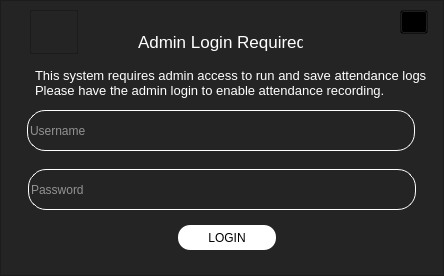
HimoJCode/Automated-Attendance-Tracking, file ui/loginPermission.ui: the form before one commit.
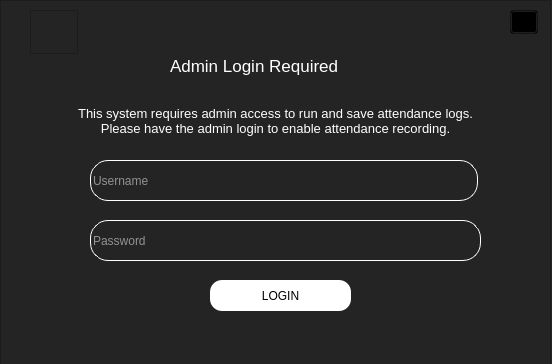
The form after the commit. Icons and pictures are not drawn.

```diff
--- a/ui/loginPermission.ui
+++ b/ui/loginPermission.ui
@@ -6,8 +6,8 @@
    <rect>
     <x>0</x>
     <y>0</y>
-    <width>444</width>
-    <height>276</height>
+    <width>552</width>
+    <height>364</height>
    </rect>
   </property>
   <property name="windowTitle">
@@ -24,8 +24,8 @@
     <rect>
      <x>0</x>
      <y>0</y>
-     <width>444</width>
-     <height>276</height>
+     <width>551</width>
+     <height>371</height>
     </rect>
    </property>
    <property name="frameShape">
@@ -37,10 +37,10 @@
    <widget class="QLabel" name="noteLabel_2">
     <property name="geometry">
      <rect>
-      <x>138</x>
-      <y>31</y>
-      <width>165</width>
-      <height>21</height>
+      <x>170</x>
+      <y>50</y>
+      <width>221</width>
+      <height>31</height>
      </rect>
     </property>
     <property name="styleSheet">
@@ -54,9 +54,9 @@
    <widget class="QLabel" name="noteLabel">
     <property name="geometry">
      <rect>
-      <x>35</x>
-      <y>62</y>
-      <width>391</width>
+      <x>20</x>
+      <y>100</y>
+      <width>511</width>
       <height>41</height>
      </rect>
     </property>
@@ -68,12 +68,15 @@
      <string>This system requires admin access to run and save attendance logs.
 Please have the admin login to enable attendance recording.</string>
     </property>
+    <property name="alignment">
+     <set>Qt::AlignCenter</set>
+    </property>
    </widget>
    <widget class="QLineEdit" name="usernameInput">
     <property name="geometry">
      <rect>
-      <x>27</x>
-      <y>110</y>
+      <x>90</x>
+      <y>160</y>
       <width>388</width>
       <height>41</height>
      </rect>
@@ -95,9 +98,9 @@
    <widget class="QLineEdit" name="passwordInput">
     <property name="geometry">
      <rect>
-      <x>28</x>
-      <y>169</y>
-      <width>388</width>
+      <x>90</x>
+      <y>220</y>
+      <width>391</width>
       <height>41</height>
      </rect>
     </property>
@@ -117,10 +120,10 @@
    <widget class="QPushButton" name="login_btn">
     <property name="geometry">
      <rect>
-      <x>178</x>
-      <y>225</y>
-      <width>98</width>
-      <height>25</height>
+      <x>210</x>
+      <y>280</y>
+      <width>141</width>
+      <height>31</height>
      </rect>
     </property>
     <property name="styleSheet">
@@ -136,7 +139,7 @@
    <widget class="QPushButton" name="exit_btn">
     <property name="geometry">
      <rect>
-      <x>400</x>
+      <x>510</x>
       <y>10</y>
       <width>28</width>
       <height>24</height>
```
Left out of the diff: 26 changed lines with no effect on the pictures.
